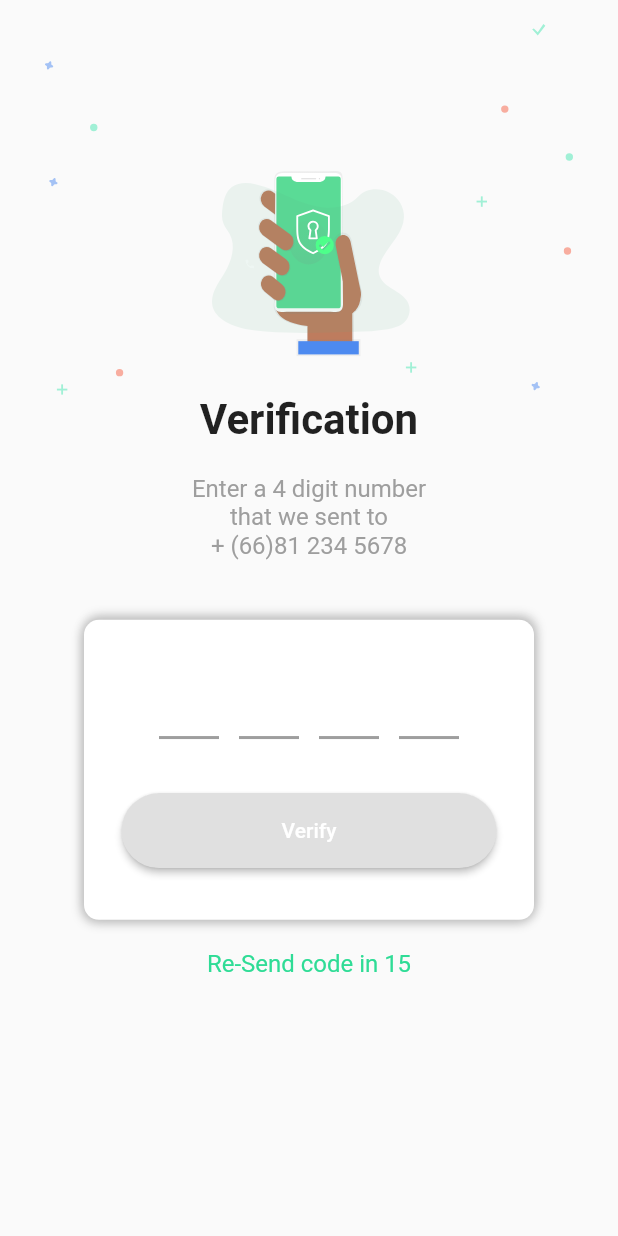
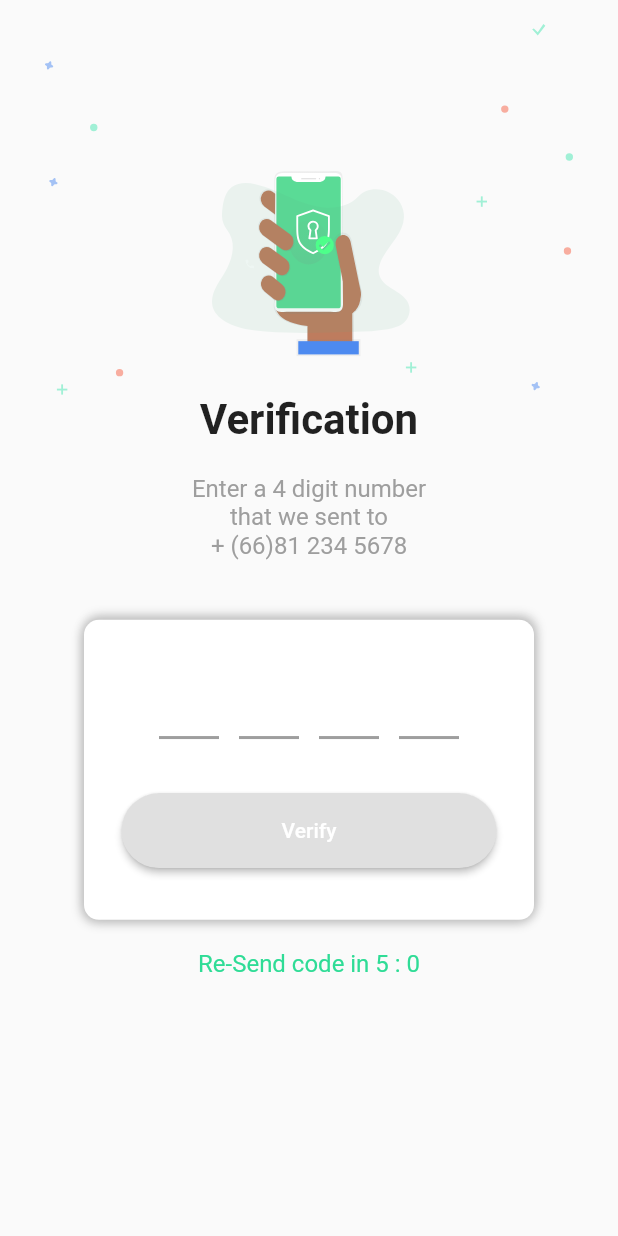
Before and after one commit to godprogrammer3/technician_app, a Flutter app: the first screen one second after launch, on a phone screen of 412 x 824 dp. Run offline on Flutter 3.47's test engine with Material 2 defaults, Android fonts, the phone set to English and light mode, and no system bars; drawn by our look-alikes of pin_code_fields; our stand-ins replace bloc, dartz, data_connection_checker, equatable, flutter_bloc, flutter_svg; missing offline and left inert: configurable_expansion_tile.

Commit message:
Completed fix reset time when get token

```diff
--- a/lap_app/lib/bloc/verify_otp_bloc.dart
+++ b/lap_app/lib/bloc/verify_otp_bloc.dart
@@ -27,19 +27,19 @@ class VerifyOtpBloc extends Bloc<VerifyOtpEvent, VerifyOtpState> {
         final tokenCredential =
             await verifyOtpModel.getToken(event.otpCredential);
         yield VerifyOtpError(message: "OTP is correct!", color: Colors.green);
-        yield VerifyOtpInitial();
+        yield VerifyOtpInitial(time:event.time);
       } on AuthenError {
         yield VerifyOtpError(message: "OTP is incorrect!", color: Colors.red);
         await Future.delayed(Duration(seconds: 1));
-        yield VerifyOtpInitial();
+        yield VerifyOtpInitial(time:event.time);
       } on ServerError {
         yield VerifyOtpError(message: "Server error!", color: Colors.red);
         await Future.delayed(Duration(seconds: 1));
-        yield VerifyOtpInitial();
+        yield VerifyOtpInitial(time:event.time);
       } on InternetError {
         yield VerifyOtpError(message: "Internet error!", color: Colors.red);
         await Future.delayed(Duration(seconds: 1));
-        yield VerifyOtpInitial();
+        yield VerifyOtpInitial(time:event.time);
       }
     } else if (event is OtpTimeoutEvent) {
       yield VerifyOtpError(message: "OTP timeout otp was resend", color: Colors.orange);
--- a/lap_app/lib/bloc/verify_otp_event.dart
+++ b/lap_app/lib/bloc/verify_otp_event.dart
@@ -13,7 +13,8 @@ class LodingEvent extends VerifyOtpEvent{
 
 class GetTokenEvent extends VerifyOtpEvent {
   final OtpCredential otpCredential;
-  GetTokenEvent({this.otpCredential});
+  final Time time;
+  GetTokenEvent({this.otpCredential,this.time});
   @override
   // TODO: implement props
   List<Object> get props => [otpCredential];
--- a/lap_app/lib/bloc/verify_otp_state.dart
+++ b/lap_app/lib/bloc/verify_otp_state.dart
@@ -4,6 +4,9 @@ abstract class VerifyOtpState extends Equatable {
 }
 
 class VerifyOtpInitial extends VerifyOtpState {
+  final Time time;
+
+  VerifyOtpInitial({this.time});
   @override
   List<Object> get props => [];
 }
--- a/lap_app/lib/data/entities/entities.dart
+++ b/lap_app/lib/data/entities/entities.dart
@@ -1,3 +1,4 @@
 export './user_credential.dart';
 export './token_credential.dart';
 export './otp_credential.dart';
+export './time.dart';
--- /dev/null
+++ b/lap_app/lib/data/entities/time.dart
@@ -0,0 +1,8 @@
+import 'package:equatable/equatable.dart';
+
+class Time{
+  int hours;
+  int minutes;
+  int seconds;
+  Time({this.hours, this.minutes, this.seconds});
+}
--- a/lap_app/lib/ui/pages/verify_otp_page.dart
+++ b/lap_app/lib/ui/pages/verify_otp_page.dart
@@ -81,7 +81,12 @@ class VerifyOtpPageChild extends StatelessWidget {
           bloc: BlocProvider.of<VerifyOtpBloc>(context),
           builder: (BuildContext context, state) {
             if (state is VerifyOtpInitial) {
-              return OtpInput(otpCredential: this.otpCredential);
+              if(state.time == null){
+                return OtpInput(otpCredential: this.otpCredential,time: Time(minutes:5,seconds:0));
+              }else{
+                return OtpInput(otpCredential: this.otpCredential,time: state.time);
+              }
+
             } else {
               return LoadingWidget(width: 100, height: 100);
             }
--- a/lap_app/lib/ui/widget/otp_input.dart
+++ b/lap_app/lib/ui/widget/otp_input.dart
@@ -7,10 +7,14 @@ import 'package:lap_app/data/entities/entities.dart';
 import 'package:pin_code_fields/pin_code_fields.dart';
 import 'package:flutter/material.dart';
 
+
 class OtpInput extends StatelessWidget {
 
+
   final OtpCredential otpCredential;
-  const OtpInput({Key key, this.otpCredential}) : super(key: key);
+  final Time time;
+
+  const OtpInput({Key key, this.otpCredential, this.time}) : super(key: key);
 
   @override
   Widget build(BuildContext context) {
@@ -40,11 +44,11 @@ class OtpInput extends StatelessWidget {
             child: Column(
                 mainAxisAlignment: MainAxisAlignment.center,
                 children: <Widget>[
-                  PinInput(otpCredential:this.otpCredential),
+                  PinInput(otpCredential:this.otpCredential,time:time),
                   SizedBox(height: 15),
                 ])),
         SizedBox(height:20),
-        OtpCountDown(),
+        OtpCountDown(time:time,),
       ],
     );
   }
@@ -52,17 +56,18 @@ class OtpInput extends StatelessWidget {
 
 class PinInput extends StatefulWidget {
   final OtpCredential otpCredential;
-
-  const PinInput({Key key,this.otpCredential}) : super(key: key);
+  final Time time;
+  const PinInput({Key key,this.otpCredential, this.time}) : super(key: key);
   @override
-  _PinInputState createState() => new _PinInputState(otpCredential:this.otpCredential);
+  _PinInputState createState() => new _PinInputState(otpCredential:this.otpCredential,time:this.time);
 }
 
 class _PinInputState extends State<PinInput> {
   String currentOtp;
   Color buttonColor = Colors.grey[300];
+  final Time time;
   final OtpCredential otpCredential;
-  _PinInputState({this.otpCredential});
+  _PinInputState({this.otpCredential,this.time});
   @override
   void initState() {
     super.initState();
@@ -112,7 +117,8 @@ class _PinInputState extends State<PinInput> {
           onPressed: () {
             if( currentOtp.length == 4){
                final verifyOtpBloc = BlocProvider.of<VerifyOtpBloc>(context);
-              verifyOtpBloc.add(GetTokenEvent(otpCredential:this.otpCredential));
+              verifyOtpBloc.add(GetTokenEvent(otpCredential:this.otpCredential,time:time));
+
             }
 
           },
@@ -124,21 +130,25 @@ class _PinInputState extends State<PinInput> {
 }
 
 class OtpCountDown extends StatefulWidget {
-  OtpCountDown({Key key}) : super(key: key);
+  final Time time;
+  OtpCountDown({Key key, this.time}) : super(key: key);
 
   @override
-  _OtpCountDownState createState() => _OtpCountDownState();
+  _OtpCountDownState createState() => _OtpCountDownState(time:time);
 }
 
 class _OtpCountDownState extends State<OtpCountDown> {
   Timer timer;
   int minutes;
   int seconds;
+  final Time time;
+
+  _OtpCountDownState({this.time});
   @override
   void initState() {
     super.initState();
-    minutes = 0;
-    seconds = 15;
+    minutes = time.minutes;
+    seconds = time.seconds;
     timer = Timer.periodic(new Duration(seconds: 1), (timer) {
       _countDown();
     });
@@ -149,8 +159,8 @@ class _OtpCountDownState extends State<OtpCountDown> {
       if (seconds == 0 && minutes == 0) {
         final verifyOtpBloc = BlocProvider.of<VerifyOtpBloc>(context);
         verifyOtpBloc.add(OtpTimeoutEvent());
-        minutes = 0;
-        seconds = 15;
+        minutes = 5;
+        seconds = 0;
       } else {
         seconds--;
         if (seconds < 0) {
@@ -161,6 +171,8 @@ class _OtpCountDownState extends State<OtpCountDown> {
       setState(() {
         minutes = minutes;
         seconds = seconds;
+        time.minutes = minutes;
+        time.seconds = seconds;
       });
     }
   }
```
